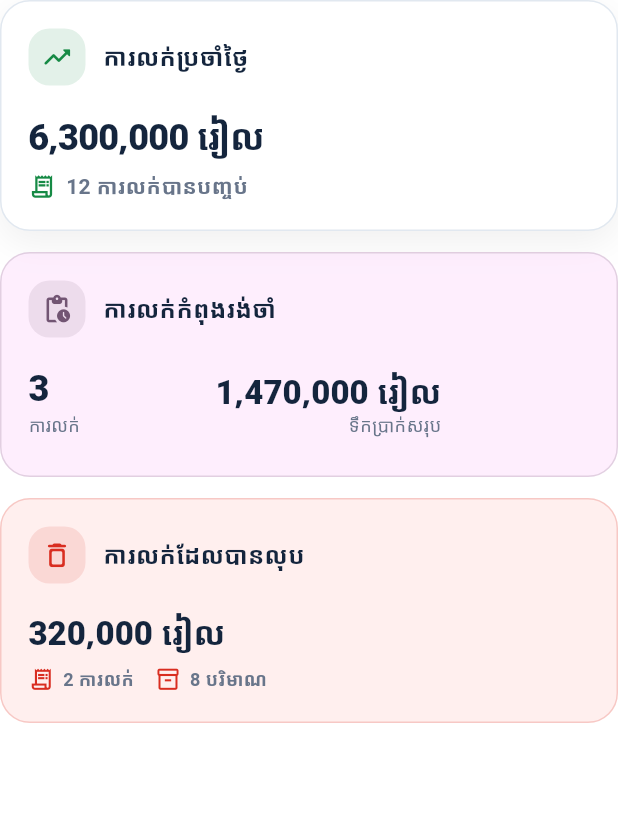
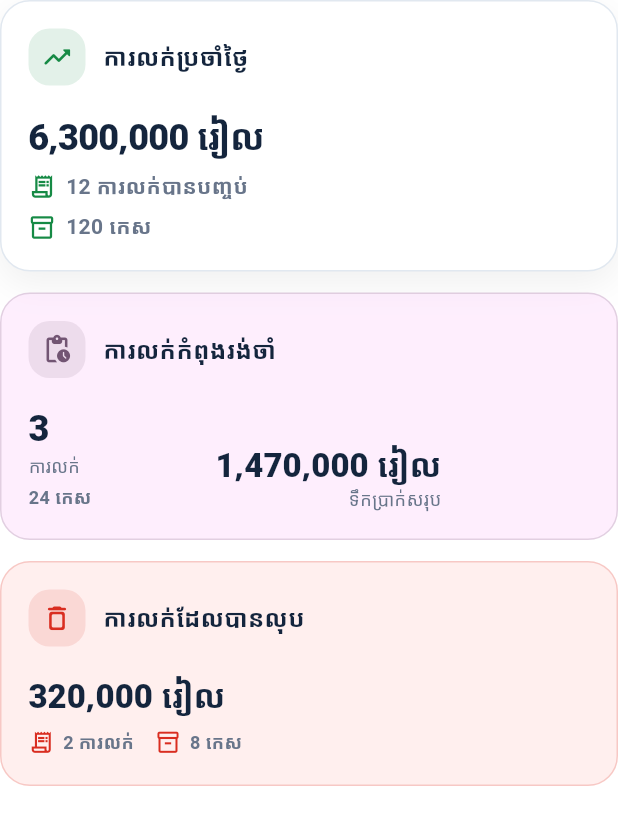
Before and after one commit to tespheakdeyesoftix/epos_ice_control_sale, a Flutter app: the SaleSummaryKpiWidget widget shown alone on an empty page, opened directly, on a phone screen of 412 x 824 dp. Shown: the top 825 px of the screen. Run offline on Flutter 3.47's test engine with Material 3 defaults, Android fonts, the phone set to English and light mode, and no system bars; our stand-ins replace cached_network_image, get, get_storage, pdf, printing, shared_preferences; missing offline and left inert: flutter_inappwebview; accounts and stored records are empty.

Commit message:
update sale summary screen

```diff
--- a/lib/features/sale_summary/widgets/sale_summary_kpi_widget.dart
+++ b/lib/features/sale_summary/widgets/sale_summary_kpi_widget.dart
@@ -34,11 +34,14 @@ class SaleSummaryKpiWidget extends StatelessWidget {
         const DailySaleSummary(
           totalOrder: 0,
           totalAmount: 0,
+          totalQuantity: 0,
           totalPendingOrder: 0,
           totalPendingAmount: 0,
+          totalPendingQuantity: 0,
           totalDeletedOrder: 0,
           totalDeletedAmount: 0,
           totalDeletedQuantity: 0,
+          defaultUnit: '',
         );
     return LayoutBuilder(
       builder: (context, constraints) {
@@ -161,6 +164,24 @@ class _SalesKpiCard extends StatelessWidget {
                   ),
                 ],
               ),
+              const SizedBox(height: 6),
+              Row(
+                children: [
+                  Icon(Icons.inventory_2_outlined, size: 18, color: success),
+                  const SizedBox(width: 7),
+                  Text(
+                    _quantityWithUnit(
+                      summary.totalQuantity,
+                      summary.defaultUnit,
+                    ),
+                    key: const ValueKey('daily-sale-quantity'),
+                    style: TextStyle(
+                      color: colors.onSurfaceVariant,
+                      fontWeight: FontWeight.w600,
+                    ),
+                  ),
+                ],
+              ),
             ],
           ),
         ),
@@ -235,6 +256,19 @@ class _PendingKpiCard extends StatelessWidget {
                           style: TextStyle(
                             color: colors.onSurfaceVariant,
                             fontSize: 12,
+                          ),
+                        ),
+                        const SizedBox(height: 4),
+                        Text(
+                          _quantityWithUnit(
+                            summary.totalPendingQuantity,
+                            summary.defaultUnit,
+                          ),
+                          key: const ValueKey('daily-pending-quantity'),
+                          style: TextStyle(
+                            color: colors.onSurfaceVariant,
+                            fontSize: 12,
+                            fontWeight: FontWeight.w600,
                           ),
                         ),
                       ],
@@ -337,7 +371,10 @@ class _DeletedKpiCard extends StatelessWidget {
               _DeletedMetric(
                 key: const ValueKey('daily-deleted-quantity'),
                 icon: Icons.inventory_2_outlined,
-                value: '${formatQuantity(summary.totalDeletedQuantity)} បរិមាណ',
+                value: _quantityWithUnit(
+                  summary.totalDeletedQuantity,
+                  summary.defaultUnit,
+                ),
                 color: accent,
               ),
             ],
@@ -376,6 +413,13 @@ class _DeletedMetric extends StatelessWidget {
       ),
     ],
   );
+}
+
+String _quantityWithUnit(double quantity, String unit) {
+  return [
+    formatQuantity(quantity),
+    unit.trim(),
+  ].where((value) => value.isNotEmpty).join(' ');
 }
 
 class _IconBadge extends StatelessWidget {
@@ -448,11 +492,14 @@ Widget saleSummaryKpiWidgetPreview() => MaterialApp(
         summary: DailySaleSummary(
           totalOrder: 12,
           totalAmount: 6300000,
+          totalQuantity: 120,
           totalPendingOrder: 3,
           totalPendingAmount: 1470000,
+          totalPendingQuantity: 24,
           totalDeletedOrder: 2,
           totalDeletedAmount: 320000,
           totalDeletedQuantity: 8,
+          defaultUnit: 'កេស',
         ),
         isLoading: false,
       ),
--- a/lib/services/sale_service.dart
+++ b/lib/services/sale_service.dart
@@ -25,11 +25,14 @@ class DailySaleSummary {
   const DailySaleSummary({
     required this.totalOrder,
     required this.totalAmount,
+    required this.totalQuantity,
     required this.totalPendingOrder,
     required this.totalPendingAmount,
+    required this.totalPendingQuantity,
     required this.totalDeletedOrder,
     required this.totalDeletedAmount,
     required this.totalDeletedQuantity,
+    required this.defaultUnit,
   });
 
   factory DailySaleSummary.fromJson(Map<String, dynamic> json) {
@@ -42,21 +45,27 @@ class DailySaleSummary {
     return DailySaleSummary(
       totalOrder: integer(json['total_order']),
       totalAmount: decimal(json['total_amount']),
+      totalQuantity: decimal(json['total_quantity']),
       totalPendingOrder: integer(json['total_pending_order']),
       totalPendingAmount: decimal(json['total_pending_amount']),
+      totalPendingQuantity: decimal(json['total_pending_quantity']),
       totalDeletedOrder: integer(json['total_deleted_order']),
       totalDeletedAmount: decimal(json['total_deleted_amount']),
       totalDeletedQuantity: decimal(json['total_deleted_quantity']),
+      defaultUnit: json['default_unit']?.toString().trim() ?? '',
     );
   }
 
   final int totalOrder;
   final double totalAmount;
+  final double totalQuantity;
   final int totalPendingOrder;
   final double totalPendingAmount;
+  final double totalPendingQuantity;
   final int totalDeletedOrder;
   final double totalDeletedAmount;
   final double totalDeletedQuantity;
+  final String defaultUnit;
 }
 
 class PendingOrderWarningInfo {
--- a/lib/shared/warning_pending_order_widget.dart
+++ b/lib/shared/warning_pending_order_widget.dart
@@ -255,6 +255,8 @@ class _WarningInfoCard extends StatelessWidget {
 String _formatDateTime(DateTime value) {
   final local = value.isUtc ? value.toLocal() : value;
   String twoDigits(int number) => number.toString().padLeft(2, '0');
-  return '${local.year}-${twoDigits(local.month)}-${twoDigits(local.day)} '
-      '${twoDigits(local.hour)}:${twoDigits(local.minute)}';
+  final hour = local.hour % 12 == 0 ? 12 : local.hour % 12;
+  final period = local.hour < 12 ? 'ព្រឹក' : 'ល្ងាច';
+  return '${twoDigits(local.day)}/${twoDigits(local.month)}/${local.year} '
+      '${twoDigits(hour)}:${twoDigits(local.minute)} $period';
 }
```
Also changed, not shown: lib/features/sale_summary/sale_summary_screen.dart (+38 -14 lines), lib/shared/welcome_card_widget.dart (+153 -26 lines), lib/features/sale_summary/widgets/sale_product_summary_widget.dart (added), 4 other files.
